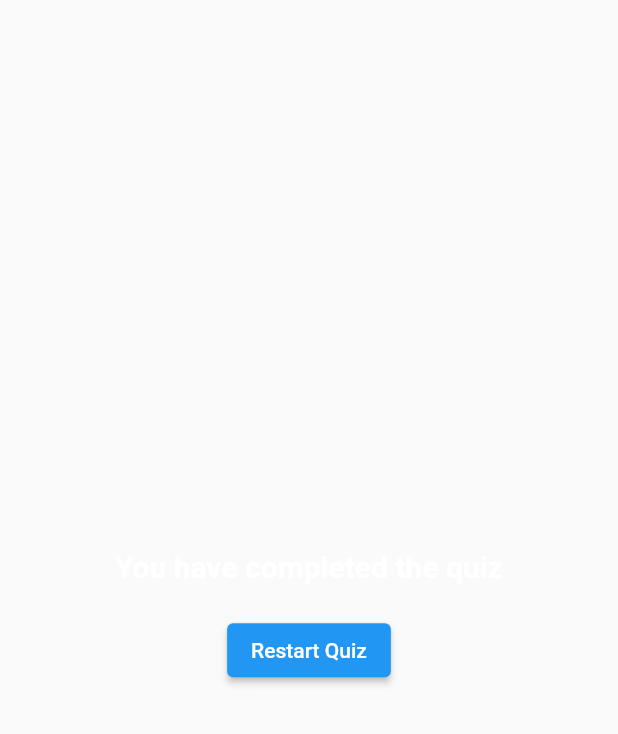
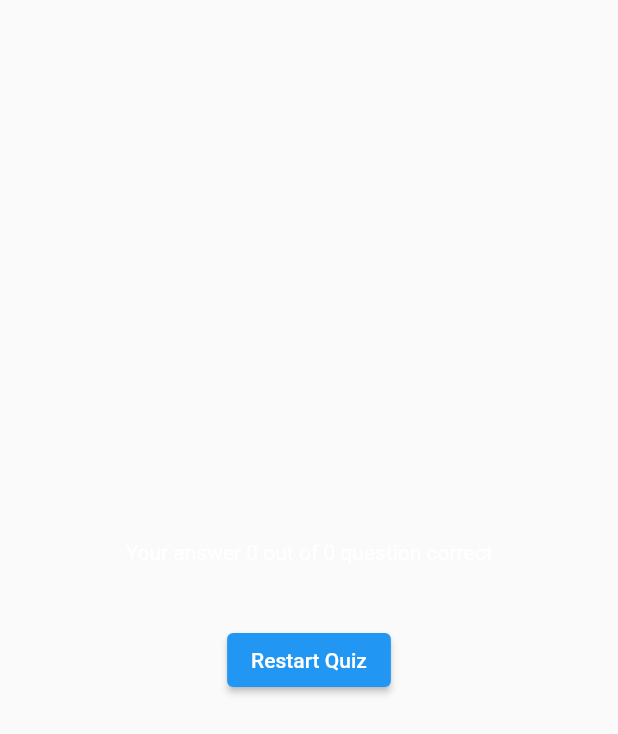
Before and after one commit to Nasim25/quize_app_flutter, a Flutter app: the ResultsScreen widget shown alone on an empty page, opened directly with empty values, on a phone screen of 412 x 824 dp. Shown: the top 734 px of the screen. Run offline on Flutter 3.47's test engine with Material 2 defaults, Android fonts, the phone set to English and light mode, and no system bars.

Commit message:
answer page

```diff
--- /dev/null
+++ b/lib/question_summary.dart
@@ -0,0 +1,30 @@
+import 'package:flutter/material.dart';
+
+class QuestionSummary extends StatelessWidget {
+  const QuestionSummary(this.sammaryData, {super.key});
+
+  final List<Map<String, Object>> sammaryData;
+
+  @override
+  Widget build(BuildContext context) {
+    return Column(
+      children: sammaryData.map(
+        (data) {
+          return Row(
+            children: [
+              Text(((data["question_index"] as int) + 1).toString()),
+              Column(
+                children: [
+                  Text(data["question"] as String),
+                  Text(data["answer"] as String),
+                  Text(data["correct_answer"] as String),
+                  Text(data["isCorrect"] as bool ? "Correct" : "Wrong"),
+                ],
+              )
+            ],
+          );
+        },
+      ).toList(),
+    );
+  }
+}
--- a/lib/results_screen.dart
+++ b/lib/results_screen.dart
@@ -1,11 +1,34 @@
+import 'package:adv_basics/data/question.dart';
+import 'package:adv_basics/question_summary.dart';
 import 'package:flutter/material.dart';
 
 class ResultsScreen extends StatelessWidget {
   const ResultsScreen({super.key, required this.chosenAnswer});
 
   final List<String> chosenAnswer;
+
+  List<Map<String, Object>> getSammaryData() {
+    final List<Map<String, Object>> sammary = [];
+
+    for (var i = 0; i < chosenAnswer.length; i++) {
+      sammary.add({
+        "question_index": i,
+        "question": questions[i].text,
+        "answer": chosenAnswer[i],
+        "correct_answer": questions[i].answers[0],
+        "isCorrect": questions[i].answers[0] == chosenAnswer[i] ? true : false,
+      });
+    }
+    return sammary;
+  }
+
   @override
   Widget build(BuildContext context) {
+    var numberOfQuestion = getSammaryData().length;
+    final numberOfCorrectAnswer = getSammaryData().where((data) {
+      return data['answer'] == data['correct_answer'];
+    }).length;
+
     return SizedBox(
       width: double.infinity,
       child: Container(
@@ -13,15 +36,12 @@ class ResultsScreen extends StatelessWidget {
         child: Column(
           mainAxisAlignment: MainAxisAlignment.center,
           children: [
-            const Text(
-              "You have completed the quiz",
-              style: TextStyle(
-                color: Colors.white,
-                fontSize: 20,
-                fontWeight: FontWeight.bold,
-              ),
-              textAlign: TextAlign.center,
+            Text(
+              "Your answer $numberOfCorrectAnswer out of $numberOfQuestion question correct",
+              style: const TextStyle(color: Colors.white),
             ),
+            const SizedBox(height: 20),
+            QuestionSummary(getSammaryData()),
             const SizedBox(height: 20),
             ElevatedButton(
               onPressed: () {},
```
